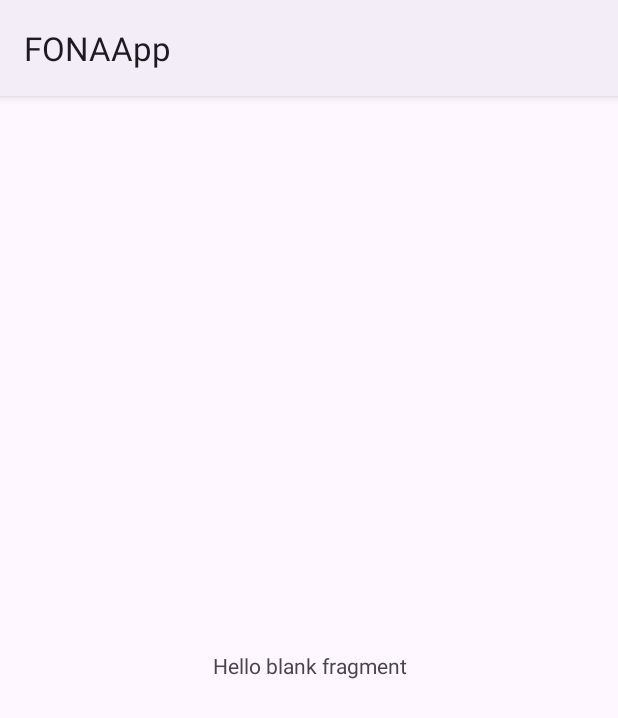
After one commit to FONA-Food-Nutrition-Assistant/fona-android, an Android app: the fragment HomeFragment shown on its own in the app's theme, on a phone screen of 412 x 824 dp. The commit adds this screen. Shown: the top 718 px of the screen. Run offline under Robolectric (Android 15) with nearby library versions, the phone set to English and light mode, and no system bars.

Commit message:
feat: Add Home Fragment

```diff
--- a/app/src/main/AndroidManifest.xml
+++ b/app/src/main/AndroidManifest.xml
@@ -1,6 +1,9 @@
 <?xml version="1.0" encoding="utf-8"?>
 <manifest xmlns:android="http://schemas.android.com/apk/res/android"
     xmlns:tools="http://schemas.android.com/tools">
+
+    <uses-feature android:name="android.hardware.camera" />
+    <uses-permission android:name="android.permission.CAMERA" />
 
     <application
         android:allowBackup="true"
@@ -12,6 +15,9 @@
         android:supportsRtl="true"
         android:theme="@style/Theme.FONAApp"
         tools:targetApi="31">
+        <activity
+            android:name=".ui.upload.CameraActivity"
+            android:exported="false" />
         <activity
             android:name=".ui.preferences.ResultUserPreferenceActivity"
             android:exported="false" />
--- /dev/null
+++ b/app/src/main/java/com/example/fonaapp/ui/home/HomeFragment.kt
@@ -0,0 +1,60 @@
+package com.example.fonaapp.ui.home
+
+import android.os.Bundle
+import androidx.fragment.app.Fragment
+import android.view.LayoutInflater
+import android.view.View
+import android.view.ViewGroup
+import com.example.fonaapp.R
+
+// TODO: Rename parameter arguments, choose names that match
+// the fragment initialization parameters, e.g. ARG_ITEM_NUMBER
+private const val ARG_PARAM1 = "param1"
+private const val ARG_PARAM2 = "param2"
+
+/**
+ * A simple [Fragment] subclass.
+ * Use the [HomeFragment.newInstance] factory method to
+ * create an instance of this fragment.
+ */
+class HomeFragment : Fragment() {
+    // TODO: Rename and change types of parameters
+    private var param1: String? = null
+    private var param2: String? = null
+
+    override fun onCreate(savedInstanceState: Bundle?) {
+        super.onCreate(savedInstanceState)
+        arguments?.let {
+            param1 = it.getString(ARG_PARAM1)
+            param2 = it.getString(ARG_PARAM2)
+        }
+    }
+
+    override fun onCreateView(
+        inflater: LayoutInflater, container: ViewGroup?,
+        savedInstanceState: Bundle?
+    ): View? {
+        // Inflate the layout for this fragment
+        return inflater.inflate(R.layout.fragment_home, container, false)
+    }
+
+    companion object {
+        /**
+         * Use this factory method to create a new instance of
+         * this fragment using the provided parameters.
+         *
+         * @param param1 Parameter 1.
+         * @param param2 Parameter 2.
+         * @return A new instance of fragment HomeFragment.
+         */
+        // TODO: Rename and change types and number of parameters
+        @JvmStatic
+        fun newInstance(param1: String, param2: String) =
+            HomeFragment().apply {
+                arguments = Bundle().apply {
+                    putString(ARG_PARAM1, param1)
+                    putString(ARG_PARAM2, param2)
+                }
+            }
+    }
+}
--- /dev/null
+++ b/app/src/main/res/layout/fragment_home.xml
@@ -0,0 +1,15 @@
+<?xml version="1.0" encoding="utf-8"?>
+<FrameLayout xmlns:android="http://schemas.android.com/apk/res/android"
+    xmlns:tools="http://schemas.android.com/tools"
+    android:layout_width="match_parent"
+    android:layout_height="match_parent"
+    tools:context=".ui.home.HomeFragment">
+
+    <!-- TODO: Update blank fragment layout -->
+    <TextView
+        android:layout_width="match_parent"
+        android:layout_height="match_parent"
+        android:gravity="center"
+        android:text="@string/hello_blank_fragment" />
+
+</FrameLayout>
--- a/app/src/main/res/values/themes.xml
+++ b/app/src/main/res/values/themes.xml
@@ -3,6 +3,7 @@
     <style name="Base.Theme.FONAApp" parent="Theme.Material3.DayNight">
         <!-- Primary brand color. -->
         <item name="colorPrimary">@color/colorPrimary</item>
+        <item name="android:textColorPrimary">@color/white</item>
         <item name="colorOnPrimary">@color/white</item>
         <!-- Secondary brand color. -->
         <item name="colorSecondary">@color/colorSecondary</item>
```
Also changed, not shown: app/build.gradle.kts (+8 -0 lines), app/src/main/java/com/example/fonaapp/ui/preferences/ResultUserPreferenceActivity.kt (+7 -0 lines), app/src/main/java/com/example/fonaapp/ui/profile/ProfileFragment.kt (added, +60 -0 lines), app/src/main/res/drawable/ic_home_active.xml (added, +30 -0 lines), app/src/main/res/drawable/ic_home_inactive.xml (added, +20 -0 lines), app/src/main/res/menu/bottom_nav.xml (added, +13 -0 lines), app/src/main/res/values/style.xml (+12 -0 lines).
